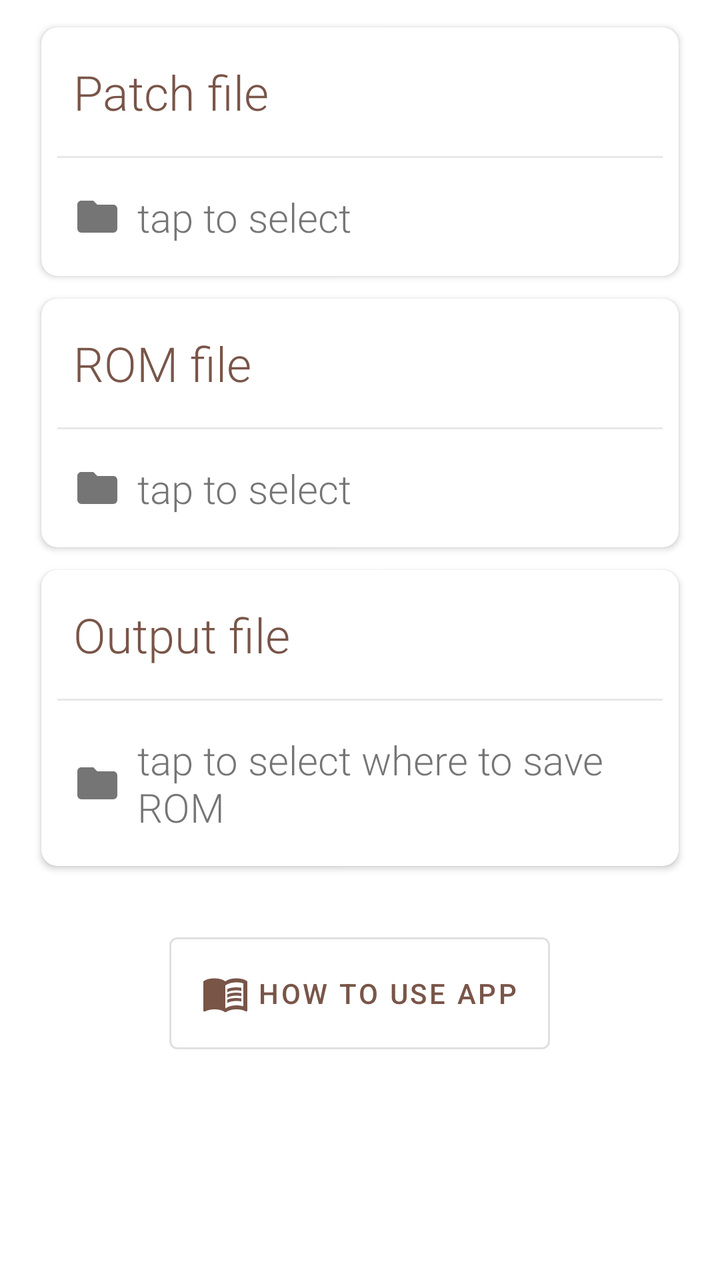
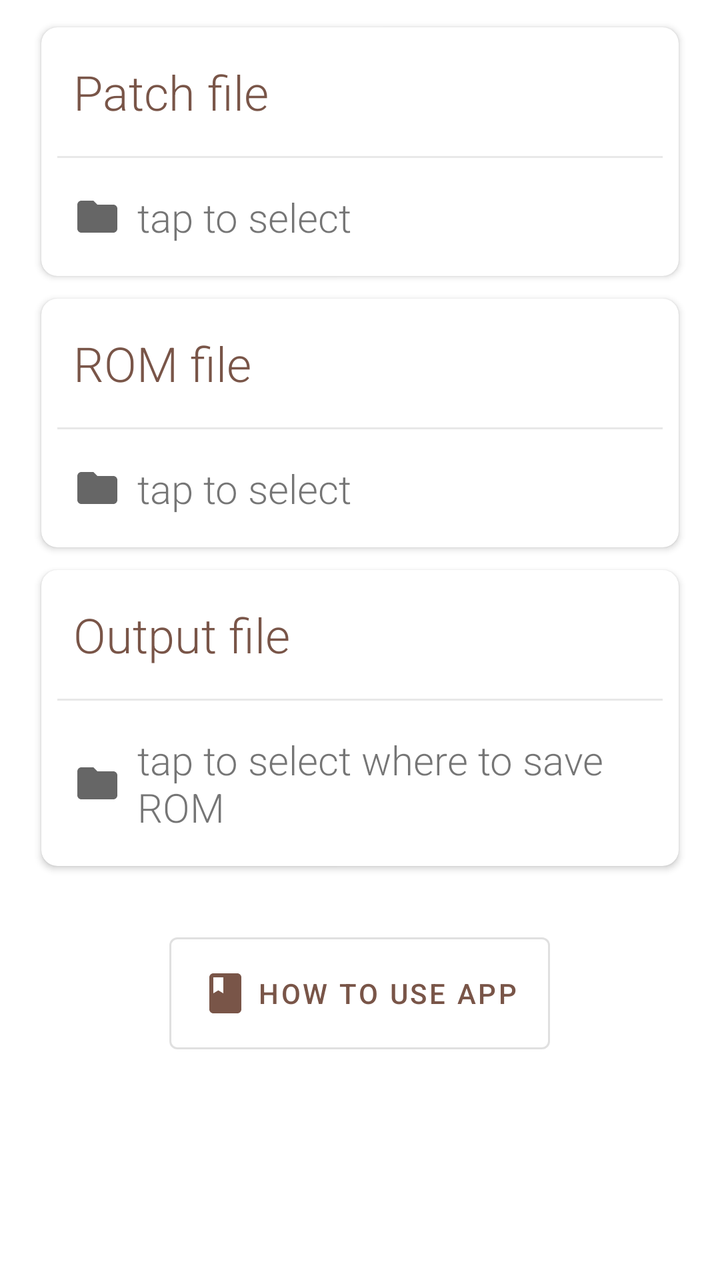

An Android layout rendered at two revisions. The XML below is the earlier revision; the diff shows what the commit changed to produce the second picture.
<!-- AndroidManifest.xml: application theme AppTheme.NoActionBar -->
<!-- res/layout/apply_patch_fragment.xml -->
<?xml version="1.0" encoding="utf-8"?>
<androidx.constraintlayout.widget.ConstraintLayout
    xmlns:android="http://schemas.android.com/apk/res/android"
    xmlns:app="http://schemas.android.com/apk/res-auto"
    xmlns:tools="http://schemas.android.com/tools"
    android:layout_height="match_parent"
    android:layout_width="match_parent">

    <ProgressBar
        android:id="@+id/progressBar"
        android:layout_width="wrap_content"
        android:layout_height="wrap_content"
        android:indeterminateOnly="true"
        android:translationZ="10dp"
        android:visibility="invisible"
        app:layout_constraintBottom_toBottomOf="parent"
        app:layout_constraintEnd_toEndOf="parent"
        app:layout_constraintStart_toStartOf="parent"
        app:layout_constraintTop_toTopOf="parent"
        tools:visibility="visible" />

    <ScrollView
        android:layout_width="0dp"
        android:layout_height="0dp"
        android:layout_alignParentTop="true"
        app:layout_constraintBottom_toBottomOf="parent"
        app:layout_constraintEnd_toEndOf="parent"
        app:layout_constraintStart_toStartOf="parent"
        app:layout_constraintTop_toTopOf="parent">

        <LinearLayout style="@style/CardsHolder">

            <androidx.cardview.widget.CardView
                android:id="@+id/patchCardView"
                style="@style/Card.Clickable">

                <LinearLayout
                    android:layout_width="match_parent"
                    android:layout_height="match_parent"
                    android:orientation="vertical"
                    android:padding="@dimen/card_padding">

                    <TextView
                        android:id="@+id/patchLabel"
                        android:layout_width="wrap_content"
                        android:layout_height="wrap_content"
                        android:fontFamily="sans-serif-light"
                        android:padding="8dp"
                        android:text="@string/main_activity_patch_file"
                        android:textColor="@color/colorCardHeaderText"
                        android:textSize="24sp" />

                    <View
                        android:layout_width="match_parent"
                        android:layout_height="@dimen/card_line_height"
                        android:layout_marginTop="@dimen/card_line_margin"
                        android:layout_marginBottom="@dimen/card_line_margin"
                        android:background="@color/colorCardLine" />

                    <TextView
                        android:id="@+id/patchNameTextView"
                        android:layout_width="match_parent"
                        android:layout_height="wrap_content"
                        android:drawablePadding="8dp"
                        android:fontFamily="sans-serif-light"
                        android:padding="8dp"
                        android:text="@string/main_activity_tap_to_select"
                        android:textSize="20sp"
                        app:drawableStartCompat="@drawable/folder" />
                </LinearLayout>

            </androidx.cardview.widget.CardView>

            <androidx.cardview.widget.CardView
                android:id="@+id/romCardView"
                style="@style/Card.Clickable">

                <LinearLayout
                    android:layout_width="match_parent"
                    android:layout_height="match_parent"
                    android:orientation="vertical"
                    android:padding="@dimen/card_padding">

                    <TextView
                        android:id="@+id/romLabel"
                        android:layout_width="wrap_content"
                        android:layout_height="wrap_content"
                        android:fontFamily="sans-serif-light"
                        android:padding="8dp"
                        android:text="@string/main_activity_rom_file"
                        android:textColor="@color/colorCardHeaderText"
                        android:textSize="24sp" />

                    <View
                        android:layout_width="match_parent"
                        android:layout_height="@dimen/card_line_height"
                        android:layout_marginTop="@dimen/card_line_margin"
                        android:layout_marginBottom="@dimen/card_line_margin"
                        android:background="@color/colorCardLine" />

                    <TextView
                        android:id="@+id/romNameTextView"
                        android:layout_width="match_parent"
                        android:layout_height="wrap_content"
                        android:drawablePadding="8dp"
                        android:fontFamily="sans-serif-light"
                        android:padding="8dp"
                        android:text="@string/main_activity_tap_to_select"
                        android:textSize="20sp"
                        app:drawableStartCompat="@drawable/folder" />
                </LinearLayout>

            </androidx.cardview.widget.CardView>

            <androidx.cardview.widget.CardView
                android:id="@+id/outputCardView"
                style="@style/Card.Clickable">

                <LinearLayout
                    android:layout_width="match_parent"
                    android:layout_height="match_parent"
                    android:orientation="vertical"
                    android:padding="@dimen/card_padding">

                    <TextView
                        android:id="@+id/outputLabel"
                        android:layout_width="wrap_content"
                        android:layout_height="wrap_content"
                        android:fontFamily="sans-serif-light"
                        android:padding="8dp"
                        android:text="@string/main_activity_output_file"
                        android:textColor="@color/colorCardHeaderText"
                        android:textSize="24sp" />

                    <View
                        android:layout_width="match_parent"
                        android:layout_height="@dimen/card_line_height"
                        android:layout_marginTop="@dimen/card_line_margin"
                        android:layout_marginBottom="@dimen/card_line_margin"
                        android:background="@color/colorCardLine" />

                    <TextView
                        android:id="@+id/outputNameTextView"
                        android:layout_width="match_parent"
                        android:layout_height="wrap_content"
                        android:drawablePadding="8dp"
                        android:fontFamily="sans-serif-light"
                        android:padding="8dp"
                        android:text="@string/main_activity_tap_to_select_where_to_save_rom"
                        android:textSize="20sp"
                        app:drawableStartCompat="@drawable/folder" />


                </LinearLayout>

            </androidx.cardview.widget.CardView>

            <com.google.android.material.button.MaterialButton
                android:id="@+id/howToUseAppButton"
                style="@style/Widget.MaterialComponents.Button.OutlinedButton"
                android:layout_width="wrap_content"
                android:layout_height="wrap_content"
                android:layout_gravity="center_horizontal"
                android:layout_marginTop="24dp"
                android:layout_marginBottom="24dp"
                android:padding="16dp"
                android:text="@string/main_activity_button_how_to_use_app"
                android:textColor="@color/colorCardHeaderText"
                app:icon="@drawable/book"
                app:iconTint="@color/colorCardHeaderText" />

        </LinearLayout>
    </ScrollView>
</androidx.constraintlayout.widget.ConstraintLayout>
<!-- resources referenced by this layout -->
<resources>
  <color name="colorCardHeaderText">#795548</color>
  <color name="colorCardLine">#e8e8e8</color>
  <dimen name="card_line_height">1dp</dimen>
  <dimen name="card_line_margin">8dp</dimen>
  <dimen name="card_padding">8dp</dimen>
  <!-- drawable book (drawable) -->
  <vector xmlns:android="http://schemas.android.com/apk/res/android"
      android:height="24dp"
      android:width="24dp"
      android:viewportWidth="24"
      android:viewportHeight="24">
      <path android:fillColor="#000" android:pathData="M17.5 14.33C18.29 14.33 19.13 14.41 20 14.57V16.07C19.38 15.91 18.54 15.83 17.5 15.83C15.6 15.83 14.11 16.16 13 16.82V15.13C14.17 14.6 15.67 14.33 17.5 14.33M13 12.46C14.29 11.93 15.79 11.67 17.5 11.67C18.29 11.67 19.13 11.74 20 11.9V13.4C19.38 13.24 18.54 13.16 17.5 13.16C15.6 13.16 14.11 13.5 13 14.15M17.5 10.5C15.6 10.5 14.11 10.82 13 11.5V9.84C14.23 9.28 15.73 9 17.5 9C18.29 9 19.13 9.08 20 9.23V10.78C19.26 10.59 18.41 10.5 17.5 10.5M21 18.5V7C19.96 6.67 18.79 6.5 17.5 6.5C15.45 6.5 13.62 7 12 8V19.5C13.62 18.5 15.45 18 17.5 18C18.69 18 19.86 18.16 21 18.5M17.5 4.5C19.85 4.5 21.69 5 23 6V20.56C23 20.68 22.95 20.8 22.84 20.91C22.73 21 22.61 21.08 22.5 21.08C22.39 21.08 22.31 21.06 22.25 21.03C20.97 20.34 19.38 20 17.5 20C15.45 20 13.62 20.5 12 21.5C10.66 20.5 8.83 20 6.5 20C4.84 20 3.25 20.36 1.75 21.07C1.72 21.08 1.68 21.08 1.63 21.1C1.59 21.11 1.55 21.12 1.5 21.12C1.39 21.12 1.27 21.08 1.16 21C1.05 20.89 1 20.78 1 20.65V6C2.34 5 4.18 4.5 6.5 4.5C8.83 4.5 10.66 5 12 6C13.34 5 15.17 4.5 17.5 4.5Z" />
  </vector>
  <!-- drawable folder (drawable) -->
  <vector xmlns:android="http://schemas.android.com/apk/res/android"
      android:height="24dp"
      android:width="24dp"
      android:viewportWidth="24"
      android:viewportHeight="24">
      <path android:fillColor="#757575" android:pathData="M10,4H4C2.89,4 2,4.89 2,6V18A2,2 0 0,0 4,20H20A2,2 0 0,0 22,18V8C22,6.89 21.1,6 20,6H12L10,4Z" />
  </vector>
  <string name="main_activity_button_how_to_use_app">How to use app</string>
  <string name="main_activity_output_file">Output file</string>
  <string name="main_activity_patch_file">Patch file</string>
  <string name="main_activity_rom_file">ROM file</string>
  <string name="main_activity_tap_to_select">tap to select</string>
  <string name="main_activity_tap_to_select_where_to_save_rom">tap to select where to save ROM</string>
  <style name="Card.Clickable" parent="Card">
          <item name="android:focusable">true</item>
          <item name="android:clickable">true</item>
          <item name="android:foreground">?attr/selectableItemBackground</item>
      </style>
  <style name="CardsHolder">
          <item name="android:orientation">vertical</item>
          <item name="android:layout_width">match_parent</item>
          <item name="android:layout_height">wrap_content</item>
          <item name="android:layout_marginTop">@dimen/content_top_margin</item>
          <item name="android:layout_marginLeft">@dimen/content_left_margin</item>
          <item name="android:layout_marginRight">@dimen/content_right_margin</item>
      </style>
  <style name="AppTheme.NoActionBar">
          <item name="windowActionBar">false</item>
          <item name="windowNoTitle">true</item>
      </style>
  <style name="Card">
          <item name="android:layout_gravity">center</item>
          <item name="android:layout_width">match_parent</item>
          <item name="android:layout_height">wrap_content</item>
          <item name="cardBackgroundColor">@color/colorCardBackground</item>
          <item name="cardElevation">@dimen/card_elevation</item>
          <item name="cardCornerRadius">@dimen/card_corner_radius</item>
          <item name="cardUseCompatPadding">true</item>
      </style>
  <dimen name="content_top_margin">8dp</dimen>
  <dimen name="content_left_margin">16dp</dimen>
  <dimen name="content_right_margin">16dp</dimen>
  <color name="colorCardBackground">@android:color/white</color>
  <dimen name="card_elevation">2dp</dimen>
  <dimen name="card_corner_radius">8dp</dimen>
</resources>

<!-- the commit's change to res/layout/apply_patch_fragment.xml (unified diff, before → after) -->
@@ -66,7 +66,7 @@
                         android:padding="8dp"
                         android:text="@string/main_activity_tap_to_select"
                         android:textSize="20sp"
-                        app:drawableStartCompat="@drawable/folder" />
+                        app:drawableStartCompat="@drawable/ic_folder" />
                 </LinearLayout>
 
             </androidx.cardview.widget.CardView>
@@ -107,7 +107,7 @@
                         android:padding="8dp"
                         android:text="@string/main_activity_tap_to_select"
                         android:textSize="20sp"
-                        app:drawableStartCompat="@drawable/folder" />
+                        app:drawableStartCompat="@drawable/ic_folder" />
                 </LinearLayout>
 
             </androidx.cardview.widget.CardView>
@@ -148,7 +148,7 @@
                         android:padding="8dp"
                         android:text="@string/main_activity_tap_to_select_where_to_save_rom"
                         android:textSize="20sp"
-                        app:drawableStartCompat="@drawable/folder" />
+                        app:drawableStartCompat="@drawable/ic_folder" />
 
 
                 </LinearLayout>
@@ -166,7 +166,7 @@
                 android:padding="16dp"
                 android:text="@string/main_activity_button_how_to_use_app"
                 android:textColor="@color/colorCardHeaderText"
-                app:icon="@drawable/book"
+                app:icon="@drawable/ic_book"
                 app:iconTint="@color/colorCardHeaderText" />
 
         </LinearLayout>
<!-- resource entries referenced after the edit -->
@@ -5,21 +5,27 @@
   <dimen name="card_line_height">1dp</dimen>
   <dimen name="card_line_margin">8dp</dimen>
   <dimen name="card_padding">8dp</dimen>
-  <!-- drawable book (drawable) -->
+  <!-- drawable ic_book (drawable) -->
   <vector xmlns:android="http://schemas.android.com/apk/res/android"
+      android:width="24dp"
       android:height="24dp"
-      android:width="24dp"
+      android:tint="?attr/colorControlNormal"
       android:viewportWidth="24"
       android:viewportHeight="24">
-      <path android:fillColor="#000" android:pathData="M17.5 14.33C18.29 14.33 19.13 14.41 20 14.57V16.07C19.38 15.91 18.54 15.83 17.5 15.83C15.6 15.83 14.11 16.16 13 16.82V15.13C14.17 14.6 15.67 14.33 17.5 14.33M13 12.46C14.29 11.93 15.79 11.67 17.5 11.67C18.29 11.67 19.13 11.74 20 11.9V13.4C19.38 13.24 18.54 13.16 17.5 13.16C15.6 13.16 14.11 13.5 13 14.15M17.5 10.5C15.6 10.5 14.11 10.82 13 11.5V9.84C14.23 9.28 15.73 9 17.5 9C18.29 9 19.13 9.08 20 9.23V10.78C19.26 10.59 18.41 10.5 17.5 10.5M21 18.5V7C19.96 6.67 18.79 6.5 17.5 6.5C15.45 6.5 13.62 7 12 8V19.5C13.62 18.5 15.45 18 17.5 18C18.69 18 19.86 18.16 21 18.5M17.5 4.5C19.85 4.5 21.69 5 23 6V20.56C23 20.68 22.95 20.8 22.84 20.91C22.73 21 22.61 21.08 22.5 21.08C22.39 21.08 22.31 21.06 22.25 21.03C20.97 20.34 19.38 20 17.5 20C15.45 20 13.62 20.5 12 21.5C10.66 20.5 8.83 20 6.5 20C4.84 20 3.25 20.36 1.75 21.07C1.72 21.08 1.68 21.08 1.63 21.1C1.59 21.11 1.55 21.12 1.5 21.12C1.39 21.12 1.27 21.08 1.16 21C1.05 20.89 1 20.78 1 20.65V6C2.34 5 4.18 4.5 6.5 4.5C8.83 4.5 10.66 5 12 6C13.34 5 15.17 4.5 17.5 4.5Z" />
+      <path
+          android:fillColor="@android:color/white"
+          android:pathData="M18,2H6c-1.1,0 -2,0.9 -2,2v16c0,1.1 0.9,2 2,2h12c1.1,0 2,-0.9 2,-2V4c0,-1.1 -0.9,-2 -2,-2zM6,4h5v8l-2.5,-1.5L6,12V4z" />
   </vector>
-  <!-- drawable folder (drawable) -->
+  <!-- drawable ic_folder (drawable) -->
   <vector xmlns:android="http://schemas.android.com/apk/res/android"
+      android:width="24dp"
       android:height="24dp"
-      android:width="24dp"
+      android:tint="?attr/colorControlNormal"
       android:viewportWidth="24"
       android:viewportHeight="24">
-      <path android:fillColor="#757575" android:pathData="M10,4H4C2.89,4 2,4.89 2,6V18A2,2 0 0,0 4,20H20A2,2 0 0,0 22,18V8C22,6.89 21.1,6 20,6H12L10,4Z" />
+      <path
+          android:fillColor="@android:color/white"
+          android:pathData="M10,4H4c-1.1,0 -1.99,0.9 -1.99,2L2,18c0,1.1 0.9,2 2,2h16c1.1,0 2,-0.9 2,-2V8c0,-1.1 -0.9,-2 -2,-2h-8l-2,-2z" />
   </vector>
   <string name="main_activity_button_how_to_use_app">How to use app</string>
   <string name="main_activity_output_file">Output file</string>
